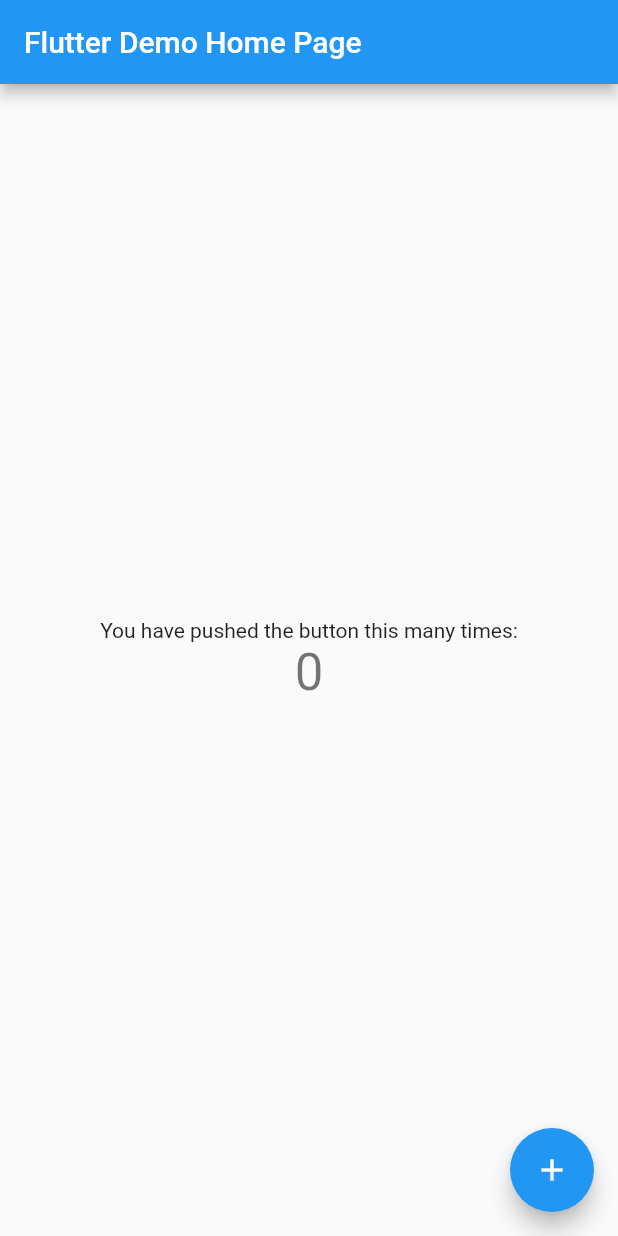
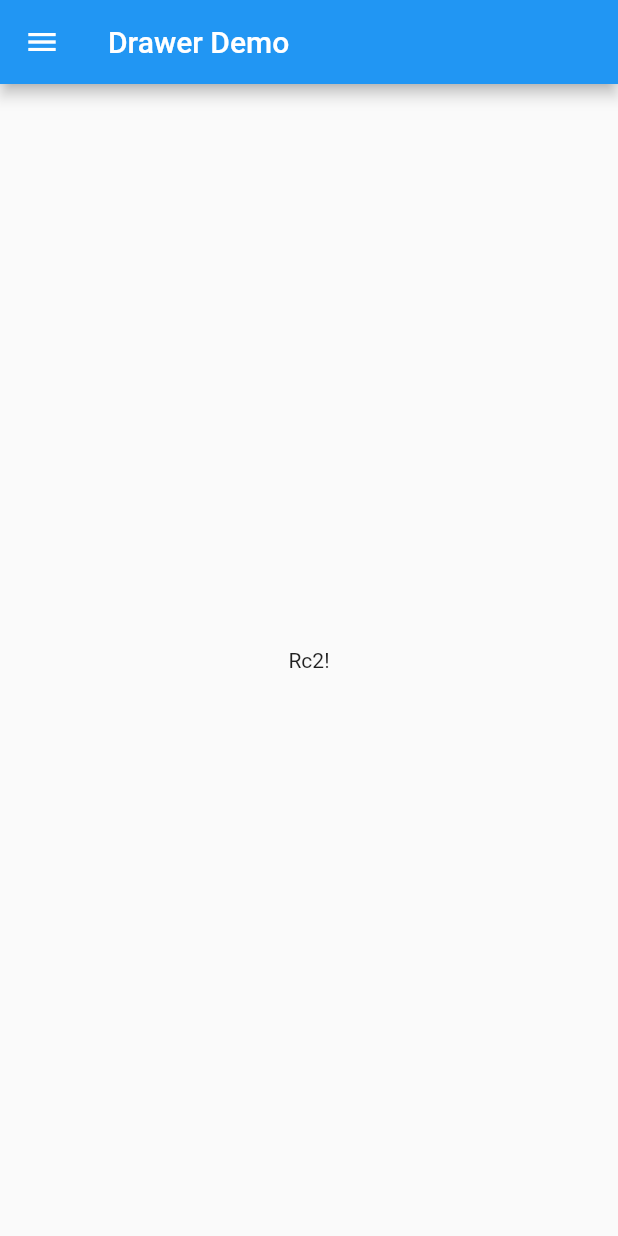
Before and after one commit to JoeContreras/rc2-flutter, a Flutter app: the screen it shows after launch, on a phone screen of 412 x 824 dp. Run offline on Flutter 3.47's test engine with Material 2 defaults, Android fonts, the phone set to English and light mode, and no system bars.

Commit message:
rc2 works

```diff
--- a/lib/main.dart
+++ b/lib/main.dart
@@ -1,115 +1,93 @@
 import 'package:flutter/material.dart';
+import 'package:first_test/enc_data.dart';
+import 'package:first_test/dec_data.dart';
+import 'package:first_test/create_data.dart';
 
-void main() {
-  runApp(const MyApp());
-}
+void main() => runApp(const MyApp());
 
 class MyApp extends StatelessWidget {
   const MyApp({Key? key}) : super(key: key);
 
-  // This widget is the root of your application.
+  static const appTitle = 'Drawer Demo';
+
   @override
   Widget build(BuildContext context) {
-    return MaterialApp(
-      title: 'Flutter Demo',
-      theme: ThemeData(
-        // This is the theme of your application.
-        //
-        // Try running your application with "flutter run". You'll see the
-        // application has a blue toolbar. Then, without quitting the app, try
-        // changing the primarySwatch below to Colors.green and then invoke
-        // "hot reload" (press "r" in the console where you ran "flutter run",
-        // or simply save your changes to "hot reload" in a Flutter IDE).
-        // Notice that the counter didn't reset back to zero; the application
-        // is not restarted.
-        primarySwatch: Colors.blue,
-      ),
-      home: const MyHomePage(title: 'Flutter Demo Home Page'),
+    return const MaterialApp(
+      debugShowCheckedModeBanner: false,
+      title: appTitle,
+      home: MyHomePage(title: appTitle),
     );
   }
 }
 
-class MyHomePage extends StatefulWidget {
+class MyHomePage extends StatelessWidget {
   const MyHomePage({Key? key, required this.title}) : super(key: key);
-
-  // This widget is the home page of your application. It is stateful, meaning
-  // that it has a State object (defined below) that contains fields that affect
-  // how it looks.
-
-  // This class is the configuration for the state. It holds the values (in this
-  // case the title) provided by the parent (in this case the App widget) and
-  // used by the build method of the State. Fields in a Widget subclass are
-  // always marked "final".
 
   final String title;
 
   @override
-  State<MyHomePage> createState() => _MyHomePageState();
-}
-
-class _MyHomePageState extends State<MyHomePage> {
-  int _counter = 0;
-
-  void _incrementCounter() {
-    setState(() {
-      // This call to setState tells the Flutter framework that something has
-      // changed in this State, which causes it to rerun the build method below
-      // so that the display can reflect the updated values. If we changed
-      // _counter without calling setState(), then the build method would not be
-      // called again, and so nothing would appear to happen.
-      _counter++;
-    });
-  }
-
-  @override
   Widget build(BuildContext context) {
-    // This method is rerun every time setState is called, for instance as done
-    // by the _incrementCounter method above.
-    //
-    // The Flutter framework has been optimized to make rerunning build methods
-    // fast, so that you can just rebuild anything that needs updating rather
-    // than having to individually change instances of widgets.
     return Scaffold(
-      appBar: AppBar(
-        // Here we take the value from the MyHomePage object that was created by
-        // the App.build method, and use it to set our appbar title.
-        title: Text(widget.title),
+      appBar: AppBar(title: Text(title)),
+      body: const Center(
+        child: Text('Rc2!'),
       ),
-      body: Center(
-        // Center is a layout widget. It takes a single child and positions it
-        // in the middle of the parent.
-        child: Column(
-          // Column is also a layout widget. It takes a list of children and
-          // arranges them vertically. By default, it sizes itself to fit its
-          // children horizontally, and tries to be as tall as its parent.
-          //
-          // Invoke "debug painting" (press "p" in the console, choose the
-          // "Toggle Debug Paint" action from the Flutter Inspector in Android
-          // Studio, or the "Toggle Debug Paint" command in Visual Studio Code)
-          // to see the wireframe for each widget.
-          //
-          // Column has various properties to control how it sizes itself and
-          // how it positions its children. Here we use mainAxisAlignment to
-          // center the children vertically; the main axis here is the vertical
-          // axis because Columns are vertical (the cross axis would be
-          // horizontal).
-          mainAxisAlignment: MainAxisAlignment.center,
-          children: <Widget>[
-            const Text(
-              'You have pushed the button this many times:',
+      drawer: Drawer(
+        // Add a ListView to the drawer. This ensures the user can scroll
+        // through the options in the drawer if there isn't enough vertical
+        // space to fit everything.
+        child: ListView(
+          // Important: Remove any padding from the ListView.
+          padding: EdgeInsets.zero,
+          children: [
+            const DrawerHeader(
+              decoration: BoxDecoration(
+                color: Colors.blue,
+              ),
+              child: Text('Rc2'),
             ),
-            Text(
-              '$_counter',
-              style: Theme.of(context).textTheme.headline4,
+            ListTile(
+              title: const Text('Crear Texto'),
+              onTap: () {
+                // Update the state of the app
+                Navigator.push(
+                  context,
+                  MaterialPageRoute(builder: (context) => const CreateText()),
+                );
+                // ...
+                // Then close the drawer
+                // Navigator.pop(context);
+              },
+            ),
+            ListTile(
+              title: const Text('View Encrypted'),
+              onTap: () {
+                // Update the state of the app
+                Navigator.push(
+                  context,
+                  MaterialPageRoute(builder: (context) => EncPage()),
+                );
+                // ...
+                // Then close the drawer
+                // Navigator.pop(context);
+              },
+            ),
+            ListTile(
+              title: const Text('View Decrypted'),
+              onTap: () {
+                // Update the state of the app
+                Navigator.push(
+                  context,
+                  MaterialPageRoute(builder: (context) => DecPage()),
+                );
+                // ...
+                // Then close the drawer
+                // Navigator.pop(context);
+              },
             ),
           ],
         ),
       ),
-      floatingActionButton: FloatingActionButton(
-        onPressed: _incrementCounter,
-        tooltip: 'Increment',
-        child: const Icon(Icons.add),
-      ), // This trailing comma makes auto-formatting nicer for build methods.
     );
   }
 }
--- a/pubspec.yaml
+++ b/pubspec.yaml
@@ -29,6 +29,7 @@ environment:
 dependencies:
   flutter:
     sdk: flutter
+  http: ^0.13.3
 
 
   # The following adds the Cupertino Icons font to your application.
```
Also changed, not shown: lib/create_data.dart (added, +114 -0 lines), lib/dec_data.dart (added, +82 -0 lines), lib/enc_data.dart (added, +82 -0 lines), pubspec.lock.
